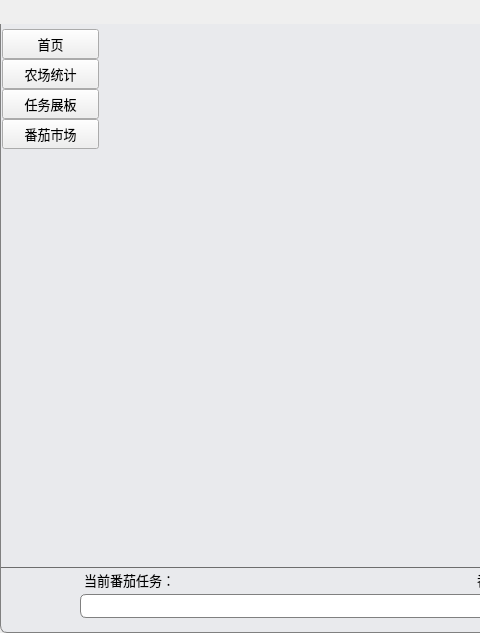
The window that gui/mainWindow.ui (WatsonJay/tomato_farm) describes before a commit, drawn with Qt 5; both pictures show x 0 to 480 and y 0 to 633 of the 989 by 633 pixel window.
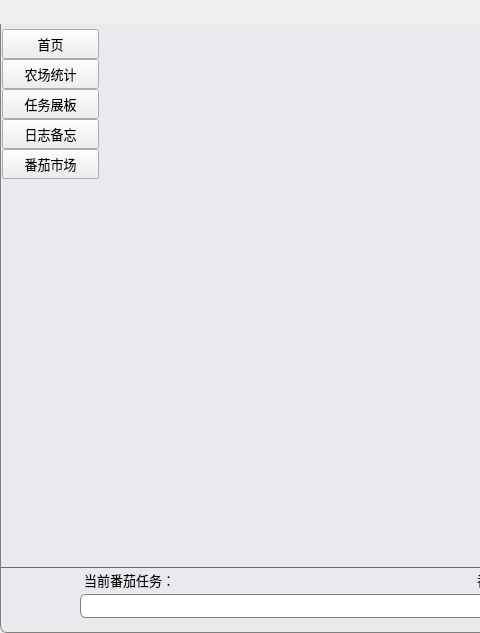
The same window after the commit. Icons and pictures are not drawn. Custom widgets are drawn as their Qt base class.

```diff
--- a/gui/mainWindow.ui
+++ b/gui/mainWindow.ui
@@ -246,7 +246,7 @@
 	background:#c0d5d6;
 }</string>
            </property>
-           <layout class="QVBoxLayout" name="verticalLayout_3" stretch="0,0,0,0,0,0">
+           <layout class="QVBoxLayout" name="verticalLayout_3" stretch="0,0,0,0,0,0,0">
             <property name="spacing">
              <number>0</number>
             </property>
@@ -370,6 +370,32 @@
               </property>
              </widget>
             </item>
+            <item>
+             <widget class="QPushButton" name="memoButton">
+              <property name="minimumSize">
+               <size>
+                <width>0</width>
+                <height>30</height>
+               </size>
+              </property>
+              <property name="font">
+               <font>
+                <family>Microsoft YaHei UI</family>
+                <pointsize>10</pointsize>
+               </font>
+              </property>
+              <property name="text">
+               <string>日志备忘</string>
+              </property>
+              <property name="icon">
+               <iconset resource="../icon/icons.qrc">
+                <normaloff>:/icon/dialog.png</normaloff>:/icon/dialog.png</iconset>
+              </property>
+              <property name="checkable">
+               <bool>true</bool>
+              </property>
+             </widget>
+            </item>
             <item>
              <widget class="QPushButton" name="marketButton">
               <property name="minimumSize">
```
Left out of the diff: 2 changed lines with no effect on the pictures.
